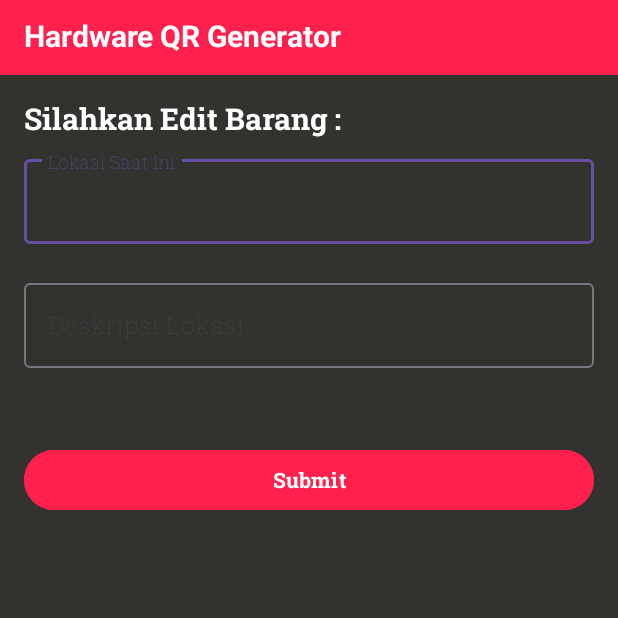
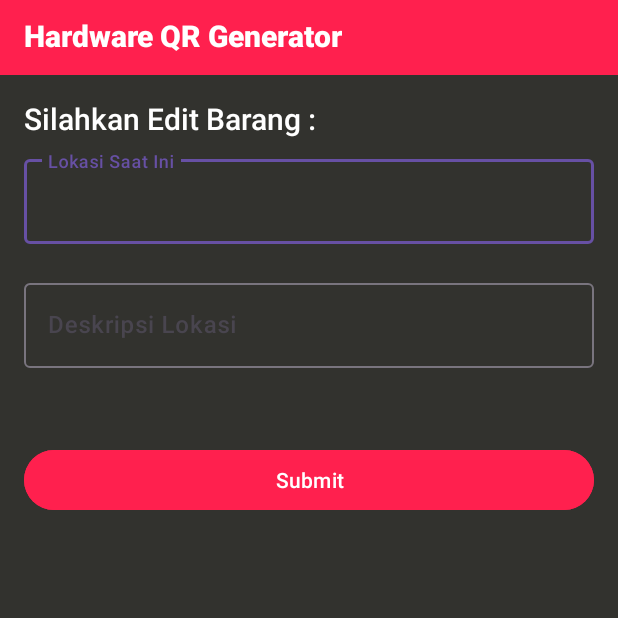
Before and after one commit to Baharudin78/HardwareTracking, an Android app: the HardwareActivity screen opened directly, with no data from a screen before it, on a phone screen of 412 x 824 dp, the top half of it. Run offline under Robolectric (Android 15) with nearby library versions, the phone set to English and light mode, and no system bars; our stand-ins replace Dagger/Hilt's generated code; network calls fail.

Commit message:
update bug

```diff
--- a/app/src/main/res/layout/activity_hardware.xml
+++ b/app/src/main/res/layout/activity_hardware.xml
@@ -18,6 +18,7 @@
         <TextView
             android:layout_width="wrap_content"
             android:layout_height="wrap_content"
+            android:fontFamily="sans-serif-medium"
             android:text="Hardware QR Generator"
             android:textColor="@color/white"
             android:layout_marginTop="10dp"
@@ -92,6 +93,7 @@
                 app:layout_constraintStart_toStartOf="parent"
                 android:layout_marginStart="16dp"
                 android:layout_marginEnd="16dp"
+                android:fontFamily="sans-serif-medium"
                 app:layout_constraintEnd_toEndOf="parent"
                 android:layout_marginTop="10dp"/>
 
@@ -99,6 +101,7 @@
                 android:layout_width="0dp"
                 android:layout_height="wrap_content"
                 tools:text="KOde QR"
+                android:fontFamily="sans-serif-medium"
                 android:id="@+id/tvCurrentLocation"
                 app:layout_constraintTop_toBottomOf="@+id/tvResponsibleperson"
                 android:textColor="@color/red_primary"
@@ -119,6 +122,7 @@
                 app:layout_constraintTop_toBottomOf="@+id/tvCurrentLocation"
                 android:textColor="@color/red_primary"
                 android:textSize="18sp"
+                android:fontFamily="sans-serif-medium"
                 app:layout_constraintStart_toStartOf="parent"
                 android:layout_marginStart="16dp"
                 android:layout_marginEnd="16dp"
@@ -132,7 +136,7 @@
                 android:layout_marginStart="16dp"
                 android:layout_marginTop="15dp"
                 android:layout_marginEnd="16dp"
-                android:fontFamily="@font/roboto_slab_bold"
+                android:fontFamily="sans-serif-medium"
                 android:text="Silahkan Edit Barang : "
                 android:textColor="@color/white"
                 android:textSize="20sp"
@@ -173,7 +177,7 @@
                         android:layout_width="match_parent"
                         android:layout_height="wrap_content"
                         android:inputType="text"
-                        android:fontFamily="@font/roboto_slab_thin"
+                        android:fontFamily="sans-serif-medium"
                         android:textColor="@color/white"
                         android:imeOptions="actionDone"/>
 
@@ -196,7 +200,7 @@
                     android:layout_width="match_parent"
                     android:inputType="text"
                     android:hint="Lokasi Saat Ini"
-                    android:fontFamily="@font/roboto_slab_thin"
+                    android:fontFamily="sans-serif-medium"
                     android:textColor="@color/white"
                     android:textColorHint="@color/white"
                     android:id="@+id/etCurrentLocation"
@@ -217,7 +221,7 @@
                     android:layout_width="match_parent"
                     android:inputType="text"
                     android:hint="Deskripsi Lokasi"
-                    android:fontFamily="@font/roboto_slab_thin"
+                    android:fontFamily="sans-serif-medium"
                     android:textColor="@color/white"
                     android:textColorHint="@color/white"
                     android:id="@+id/etDescriptionLocation"
@@ -232,7 +236,7 @@
                 android:layout_marginTop="30dp"
                 android:layout_marginEnd="16dp"
                 android:backgroundTint="@color/red_primary"
-                android:fontFamily="@font/roboto_slab_bold"
+                android:fontFamily="sans-serif-medium"
                 android:text="Submit"
                 android:textColor="@color/white"
                 app:layout_constraintEnd_toEndOf="parent"
--- a/app/src/main/res/values/strings.xml
+++ b/app/src/main/res/values/strings.xml
@@ -9,11 +9,11 @@
 
     <string name="hello_first_fragment">Hello first fragment</string>
     <string name="hello_second_fragment">Hello second fragment. Arg: %1$s</string>
-    <string name="header_login">Sign in</string>
+    <string name="header_login">Log in</string>
     <string name="header_desc_login">Login to your account to access all the feature.</string>
     <string name="hint_login_email_edit_text">Enter your email</string>
     <string name="hint_login_password_edit_text">Password</string>
-    <string name="button_text_login">Sign in</string>
+    <string name="button_text_login">Log in</string>
     <string name="button_text_dont_have_account">I don\'t have an account</string>
     <string name="button_text_ok">Ok</string>
     <string name="error_email_not_valid">Email is not valid</string>
```
Also changed, not shown: app/src/main/res/layout/activity_main.xml (+4 -4 lines), app/src/main/res/layout/activity_scan.xml (+7 -7 lines).
